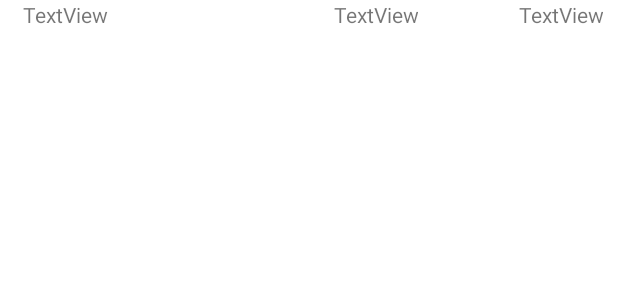
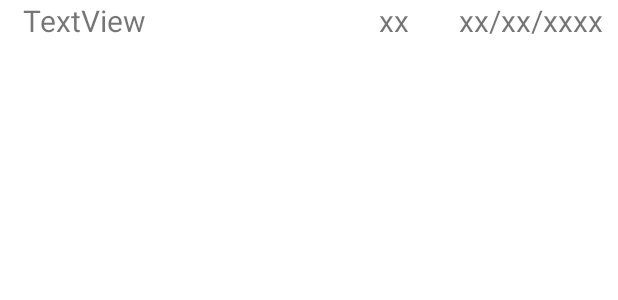
Before and after one commit to looseleif/pantrypal, an Android app: the layout item_row.xml on its own in the app's theme, with its tools: preview values and no code run, on a phone screen of 412 x 824 dp. Shown: the top 300 px of the screen. Run offline under Robolectric (Android 15) with nearby library versions, the phone set to English and light mode, and no system bars.

Commit message:
beautify and added a bunch of shit

```diff
--- a/development_android_studio/app/src/main/java/com/example/pantrypal/ItemAdapter.java
+++ b/development_android_studio/app/src/main/java/com/example/pantrypal/ItemAdapter.java
@@ -24,7 +24,7 @@ public class ItemAdapter extends RecyclerView.Adapter<ItemAdapter.ItemViewHolder
     public ItemViewHolder onCreateViewHolder(ViewGroup parent, int viewType) {
         //inflating and returning our view holder
         LayoutInflater inflater = LayoutInflater.from(mCtx);
-        View view = inflater.inflate(R.layout.item_row, parent, false);
+        View view = inflater.inflate(R.layout.item_row, null);
         return new ItemViewHolder(view);
     }
 
--- a/development_android_studio/app/src/main/res/layout/item_row.xml
+++ b/development_android_studio/app/src/main/res/layout/item_row.xml
@@ -7,10 +7,12 @@
 
     <TextView
         android:id="@+id/item_name"
-        android:layout_width="166dp"
+        android:layout_width="225dp"
         android:layout_height="wrap_content"
+        android:layout_weight="2"
         android:paddingStart="15dp"
         android:text="TextView"
+        android:textSize="20sp"
         tools:ignore="RtlSymmetry" />
 
     <TextView
@@ -18,17 +20,19 @@
         android:layout_width="50dp"
         android:layout_height="wrap_content"
         android:layout_weight="1"
-        android:paddingRight="10dp"
-        android:text="TextView"
-        android:textAlignment="textEnd" />
+        android:paddingRight="25dp"
+        android:text="xx"
+        android:textAlignment="textEnd"
+        android:textSize="20sp" />
 
     <TextView
         android:id="@+id/item_exp_date"
-        android:layout_width="50dp"
+        android:layout_width="wrap_content"
         android:layout_height="wrap_content"
         android:layout_weight="1"
         android:paddingRight="10dp"
-        android:text="TextView"
-        android:textAlignment="textEnd" />
+        android:text="xx/xx/xxxx"
+        android:textAlignment="textEnd"
+        android:textSize="20sp" />
 
 </LinearLayout>
```
Also changed, not shown: development_android_studio/app/src/main/java/com/example/pantrypal/MainActivity.java (+33 -13 lines), development_android_studio/app/src/main/java/com/example/pantrypal/Pantry.java (+6 -15 lines), development_android_studio/app/src/main/res/layout/activity_pantry.xml (+20 -15 lines).
